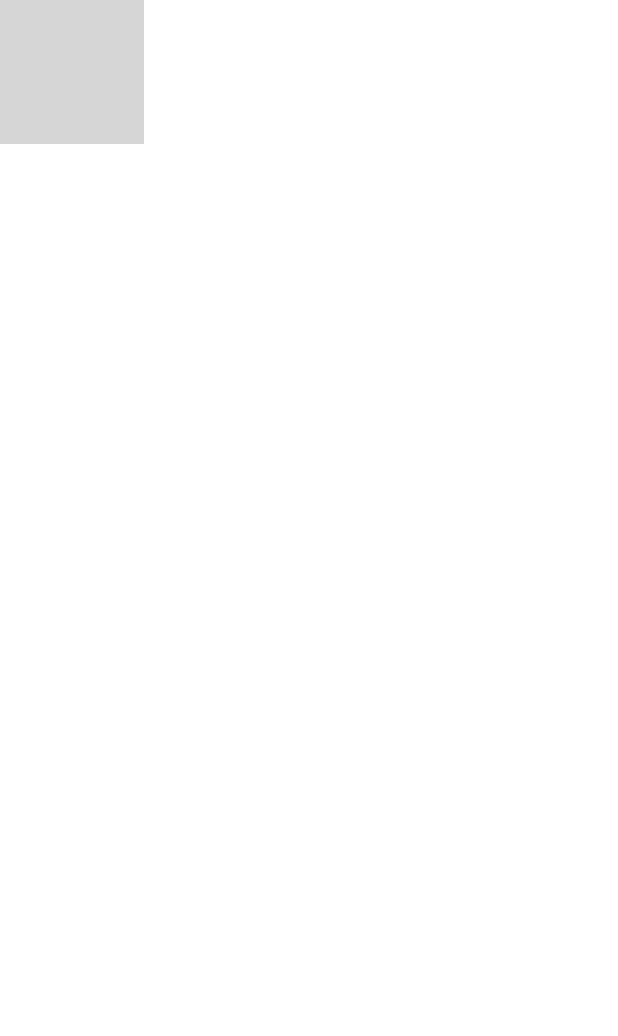
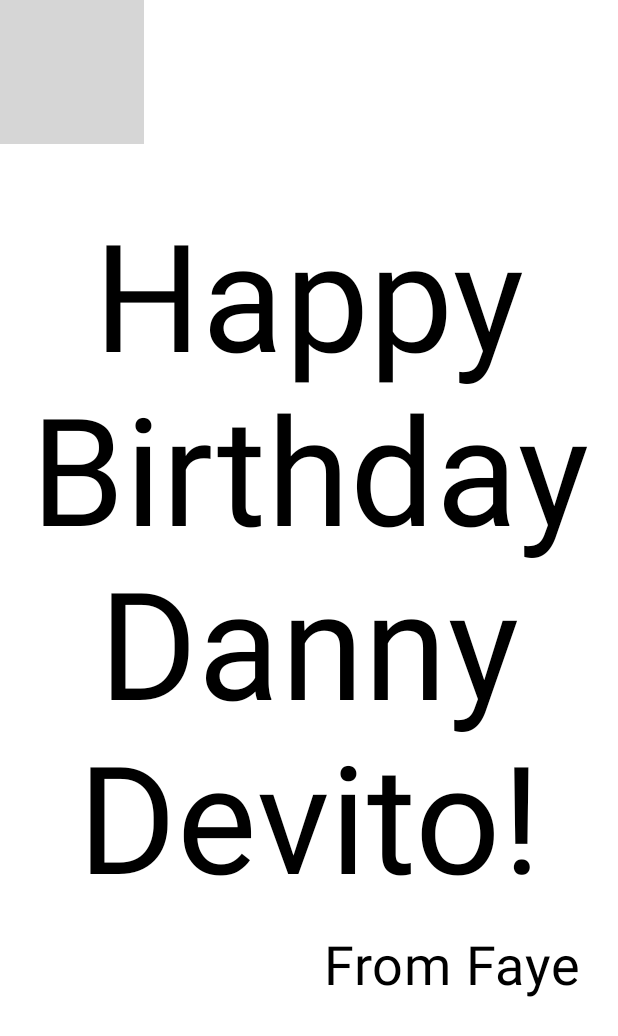
Before and after one commit to FayeDe/8INF865H2025_AD, an Android app built with Jetpack Compose: the @Preview function BirthdayCardPreview, on a phone screen of 412 x 824 dp. Shown: the top 1036 px of the screen. Run offline under Robolectric (Android 15) with nearby library versions, the phone set to English and light mode, and no system bars; grey boxes are pictures that could not be loaded.

Commit message:
Ex2 Step4

```diff
--- a/app/src/main/java/com/example/happybirthday/MainActivity.kt
+++ b/app/src/main/java/com/example/happybirthday/MainActivity.kt
@@ -22,6 +22,7 @@ import androidx.compose.ui.tooling.preview.Preview
 import androidx.compose.ui.unit.dp
 import androidx.compose.ui.unit.sp
 import androidx.compose.foundation.Image
+import androidx.compose.foundation.layout.Box
 import com.example.happybirthday.ui.theme.HappyBirthdayTheme
 
 class MainActivity : ComponentActivity() {
@@ -34,7 +35,7 @@ class MainActivity : ComponentActivity() {
                     modifier = Modifier.fillMaxSize(),
                     color = MaterialTheme.colorScheme.background
                 ) {
-                    GreetingText(message = "Happy Birthday Danny Devito!", from = "From Faye", modifier = Modifier.padding(8.dp))
+                    GreetingImage(message = "Happy Birthday Danny Devito!", from = "From Faye", modifier = Modifier.padding(8.dp))
                 }
             }
         }
@@ -63,10 +64,19 @@ fun GreetingText(message: String, from: String, modifier: Modifier = Modifier) {
 @Composable
 fun GreetingImage(message: String, from: String, modifier: Modifier = Modifier) {
     val image = painterResource(R.drawable.androidparty)
-    Image(
-        painter = image,
-        contentDescription = null
-    )
+    Box(modifier) {
+        Image(
+            painter = image,
+            contentDescription = null
+        )
+        GreetingText(
+            message = message,
+            from = from,
+            modifier = Modifier
+                .fillMaxSize()
+                .padding(8.dp)
+        )
+    }
 }
 
 @Preview(showBackground = true)
```
